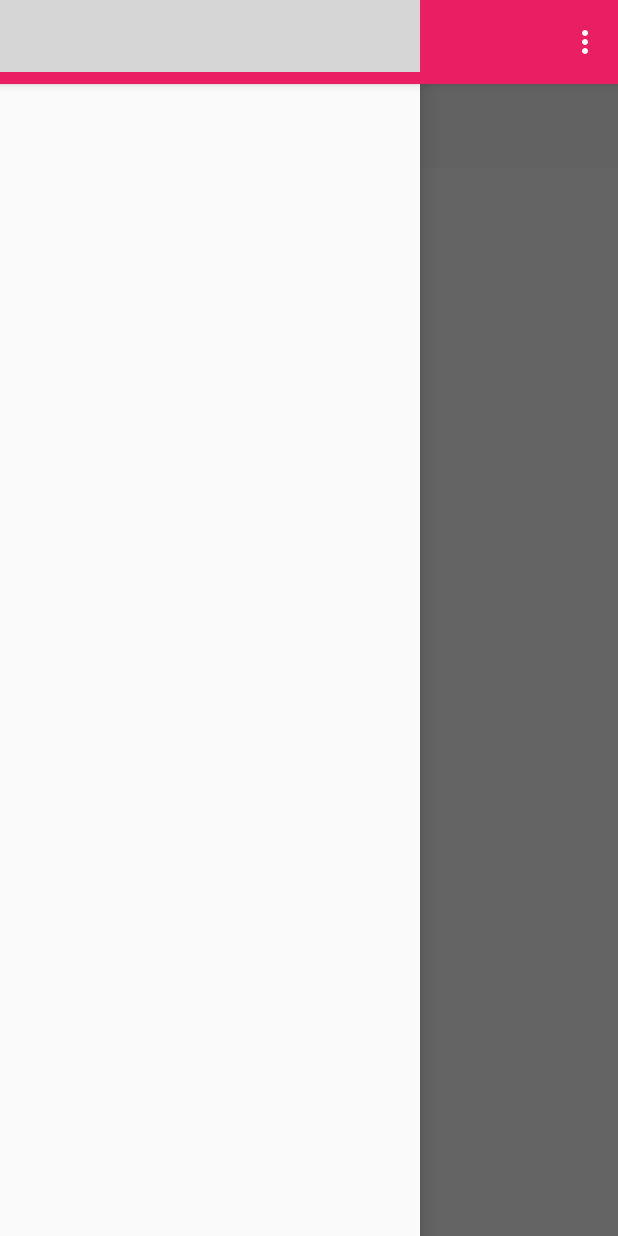
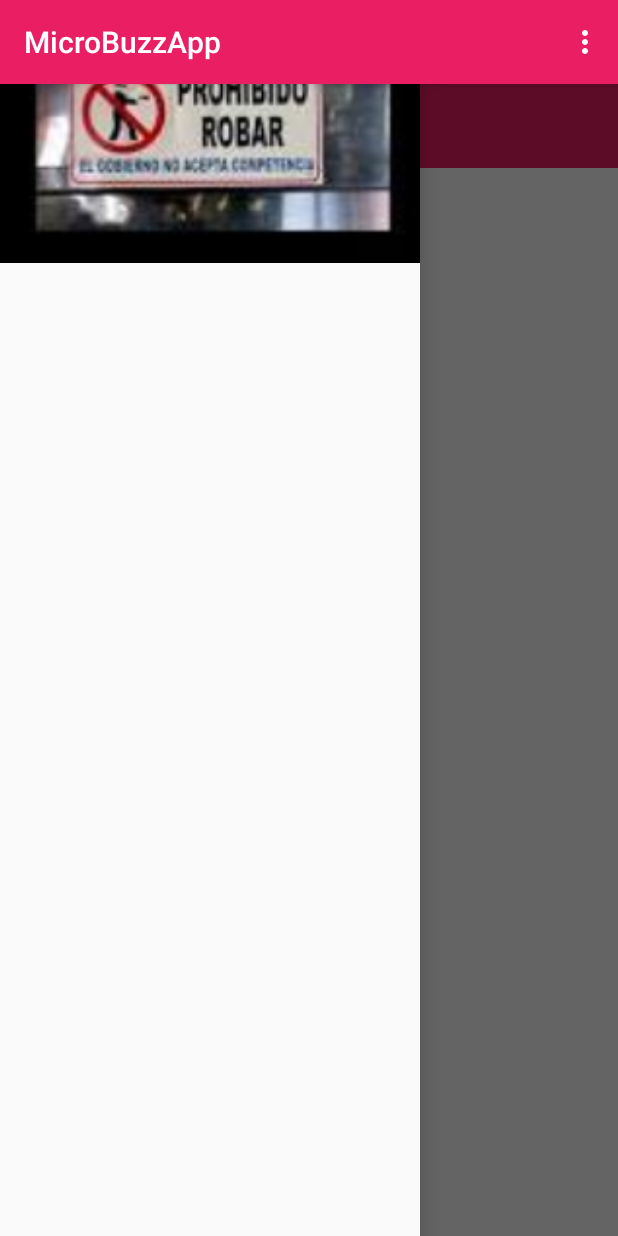
Before and after one commit to DavidMoranchel/MicroBuzz, an Android app: the screen it shows after launch (MainActivity), with the side drawer open, on a phone screen of 412 x 824 dp. Run offline under Robolectric (Android 15) with nearby library versions, the phone set to English and light mode, and no system bars; grey boxes are pictures that could not be loaded.

Commit message:
Navigation Drawer con header y menu en proceso

```diff
--- a/MicroBuzzApp/app/src/main/res/layout/activity_main.xml
+++ b/MicroBuzzApp/app/src/main/res/layout/activity_main.xml
@@ -16,10 +16,10 @@
             android:background="?attr/colorPrimary"
             android:minHeight="?attr/actionBarSize"
             app:popupTheme="@style/ThemeOverlay.AppCompat.Light"
-            app:theme="@style/ToolBarTheme" />
+            app:theme="@style/AppTheme" />
 
         <FrameLayout
-            android:id="@+id/contaiter"
+            android:id="@+id/container"
             android:layout_width="match_parent"
             android:layout_height="match_parent"
             android:layout_gravity="start"/>
--- /dev/null
+++ b/MicroBuzzApp/app/src/main/res/layout/header.xml
@@ -0,0 +1,14 @@
+<?xml version="1.0" encoding="utf-8"?>
+<LinearLayout
+    xmlns:android="http://schemas.android.com/apk/res/android"
+    android:layout_width="match_parent"
+    android:layout_height="175dp"
+    android:orientation="vertical">
+
+    <ImageView
+        android:layout_width="match_parent"
+        android:layout_height="match_parent"
+        android:scaleType="centerCrop"
+        android:src="@drawable/microBusImg"/>
+
+</LinearLayout>
--- a/MicroBuzzApp/app/src/main/res/values/strings.xml
+++ b/MicroBuzzApp/app/src/main/res/values/strings.xml
@@ -3,4 +3,5 @@
 
     <string name="hello_world">Hello world!</string>
     <string name="action_settings">Settings</string>
+    <string name="action_explore">Explora tu ruta</string>
 </resources>
--- a/MicroBuzzApp/app/src/main/res/values/styles.xml
+++ b/MicroBuzzApp/app/src/main/res/values/styles.xml
@@ -11,9 +11,7 @@
         <item name="android:icon">@color/icons</item>
         <item name="android:textColorPrimary">@color/primary_text</item>
         <!-- Customize your theme here. -->
-        <!--
-        <color name="primary_light">#F8BBD0</color>
-        -->
+
     </style>
 
 </resources>
```
Also changed, not shown: MicroBuzzApp/app/src/main/res/menu/menu_drawer.xml (added, +20 -0 lines), MicroBuzzApp/app/src/main/res/drawable/icon_explorar.png (added), MicroBuzzApp/app/src/main/res/drawable/microBusImg.jpg (added).
